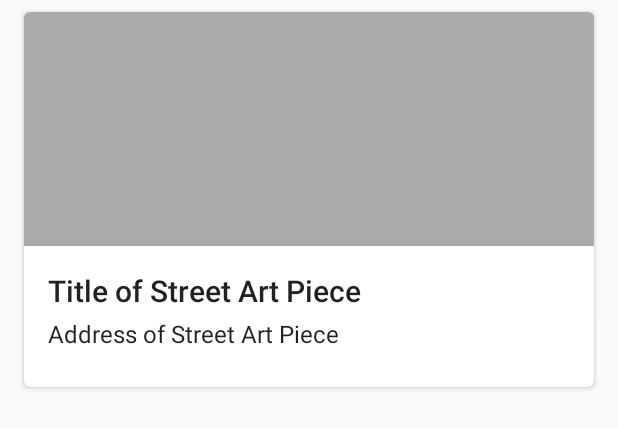
After one commit to meekmika/Capstone-Project, an Android app: the layout street_art_widget_list_item.xml on its own in the app's theme, with its tools: preview values and no code run, on a phone screen of 412 x 824 dp. The commit adds this screen. Shown: the top 428 px of the screen. Run offline under Robolectric (Android 15) with nearby library versions, the phone set to English and light mode, and no system bars.

Commit message:
create app widget

```diff
--- /dev/null
+++ b/app/src/main/res/layout/street_art_widget_list_item.xml
@@ -0,0 +1,61 @@
+<?xml version="1.0" encoding="utf-8"?>
+<android.support.v7.widget.CardView xmlns:android="http://schemas.android.com/apk/res/android"
+    xmlns:app="http://schemas.android.com/apk/res-auto"
+    xmlns:tools="http://schemas.android.com/tools"
+    android:layout_width="match_parent"
+    android:layout_height="wrap_content"
+    android:layout_marginBottom="@dimen/margin_medium"
+    android:layout_marginLeft="@dimen/margin_large"
+    android:layout_marginRight="@dimen/margin_large"
+    android:layout_marginTop="@dimen/margin_medium"
+    app:cardCornerRadius="@dimen/card_corner_radius">
+
+    <LinearLayout
+        android:layout_width="match_parent"
+        android:layout_height="250dp"
+        android:orientation="vertical">
+
+        <ImageView
+            android:id="@+id/iv_street_art"
+            android:layout_width="match_parent"
+            android:layout_height="0dp"
+            android:layout_weight="5"
+            android:background="@android:color/darker_gray"
+            android:scaleType="centerCrop" />
+
+        <LinearLayout
+            android:layout_width="match_parent"
+            android:layout_height="0dp"
+            android:layout_weight="3"
+            android:orientation="horizontal">
+
+
+            <LinearLayout
+                android:layout_width="0dp"
+                android:layout_height="match_parent"
+                android:layout_weight="1"
+                android:orientation="vertical"
+                android:padding="@dimen/padding_large">
+
+                <TextView
+                    android:id="@+id/tv_street_art_title"
+                    android:layout_width="wrap_content"
+                    android:layout_height="wrap_content"
+                    android:paddingBottom="@dimen/padding_small"
+                    android:textAppearance="@style/TextAppearance.AppCompat.Title"
+                    tools:text="Title of Street Art Piece" />
+
+                <TextView
+                    android:id="@+id/tv_street_art_address"
+                    android:layout_width="wrap_content"
+                    android:layout_height="wrap_content"
+                    android:textAppearance="@style/Base.TextAppearance.AppCompat.Subhead"
+                    tools:text="Address of Street Art Piece" />
+            </LinearLayout>
+
+        </LinearLayout>
+
+
+    </LinearLayout>
+
+</android.support.v7.widget.CardView>
--- a/app/src/main/res/values/dimens.xml
+++ b/app/src/main/res/values/dimens.xml
@@ -12,4 +12,10 @@
     <dimen name="card_corner_radius">4dp</dimen>
     <dimen name="expanded_toolbar_height">210dp</dimen>
     <dimen name="icon_size">24dp</dimen>
+
+    <!--
+Refer to App Widget Documentation for margin information
+http://developer.android.com/guide/topics/appwidgets/index.html#CreatingLayout
+    -->
+    <dimen name="widget_margin">8dp</dimen>
 </resources>
--- a/app/src/main/res/values/strings.xml
+++ b/app/src/main/res/values/strings.xml
@@ -6,4 +6,7 @@
     <string name="description">Description</string>
     <string name="address">Address</string>
     <string name="show_only_favorites">Show only favorites</string>
+    <string name="appwidget_text">EXAMPLE</string>
+    <string name="configure">Configure</string>
+    <string name="add_widget">Add widget</string>
 </resources>
```
Also changed, not shown: app/src/main/AndroidManifest.xml (+18 -1 lines), app/src/main/java/com/meekmika/warsart/widget/StreetArtWidget.java (added, +82 -0 lines), app/src/main/java/com/meekmika/warsart/widget/StreetArtWidgetAdapter.java (added, +105 -0 lines), app/src/main/java/com/meekmika/warsart/widget/StreetArtWidgetConfigureActivity.java (added, +129 -0 lines), app/src/main/res/layout/street_art_widget.xml (added, +49 -0 lines), app/src/main/res/layout/street_art_widget_configure.xml (added, +27 -0 lines), app/src/main/res/values-v14/dimens.xml (added, +10 -0 lines), app/src/main/res/xml/street_art_widget_info.xml (added, +11 -0 lines), app/src/main/res/drawable-nodpi/example_appwidget_preview.png (added).
